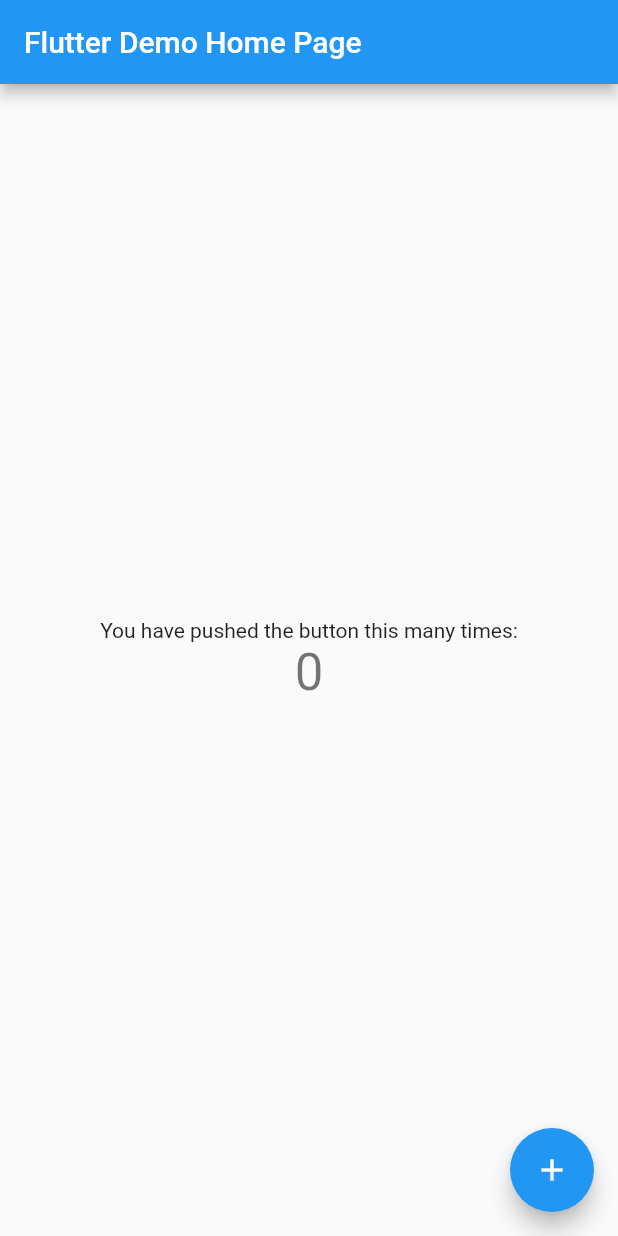
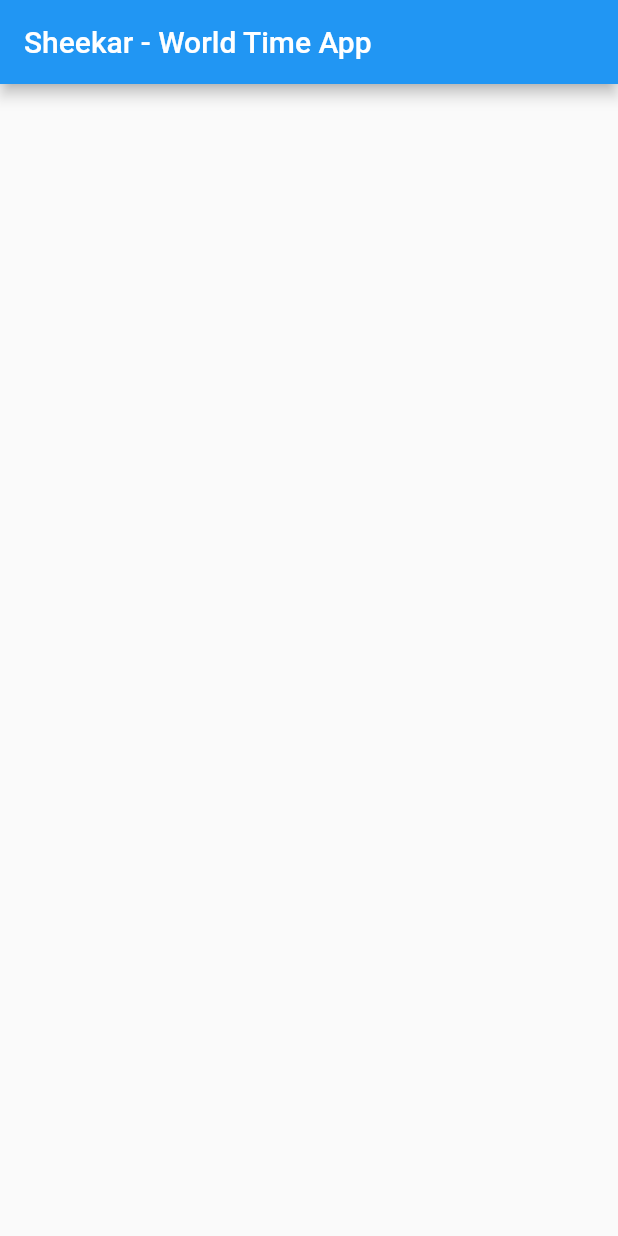
Before and after one commit to ac005sheekar/Flutter-Basic-UI-App, a Flutter app: the screen it shows after launch, on a phone screen of 412 x 824 dp. Run offline on Flutter 3.47's test engine with Material 2 defaults, Android fonts, the phone set to English and light mode, and no system bars.

Commit message:
adding scaffold!

```diff
--- a/lib/main.dart
+++ b/lib/main.dart
@@ -1,115 +1,9 @@
 import 'package:flutter/material.dart';
 
-void main() {
-  runApp(const MyApp());
-}
-
-class MyApp extends StatelessWidget {
-  const MyApp({Key? key}) : super(key: key);
-
-  // This widget is the root of your application.
-  @override
-  Widget build(BuildContext context) {
-    return MaterialApp(
-      title: 'Flutter Demo',
-      theme: ThemeData(
-        // This is the theme of your application.
-        //
-        // Try running your application with "flutter run". You'll see the
-        // application has a blue toolbar. Then, without quitting the app, try
-        // changing the primarySwatch below to Colors.green and then invoke
-        // "hot reload" (press "r" in the console where you ran "flutter run",
-        // or simply save your changes to "hot reload" in a Flutter IDE).
-        // Notice that the counter didn't reset back to zero; the application
-        // is not restarted.
-        primarySwatch: Colors.blue,
-      ),
-      home: const MyHomePage(title: 'Flutter Demo Home Page'),
-    );
-  }
-}
-
-class MyHomePage extends StatefulWidget {
-  const MyHomePage({Key? key, required this.title}) : super(key: key);
-
-  // This widget is the home page of your application. It is stateful, meaning
-  // that it has a State object (defined below) that contains fields that affect
-  // how it looks.
-
-  // This class is the configuration for the state. It holds the values (in this
-  // case the title) provided by the parent (in this case the App widget) and
-  // used by the build method of the State. Fields in a Widget subclass are
-  // always marked "final".
-
-  final String title;
-
-  @override
-  State<MyHomePage> createState() => _MyHomePageState();
-}
-
-class _MyHomePageState extends State<MyHomePage> {
-  int _counter = 0;
-
-  void _incrementCounter() {
-    setState(() {
-      // This call to setState tells the Flutter framework that something has
-      // changed in this State, which causes it to rerun the build method below
-      // so that the display can reflect the updated values. If we changed
-      // _counter without calling setState(), then the build method would not be
-      // called again, and so nothing would appear to happen.
-      _counter++;
-    });
-  }
-
-  @override
-  Widget build(BuildContext context) {
-    // This method is rerun every time setState is called, for instance as done
-    // by the _incrementCounter method above.
-    //
-    // The Flutter framework has been optimized to make rerunning build methods
-    // fast, so that you can just rebuild anything that needs updating rather
-    // than having to individually change instances of widgets.
-    return Scaffold(
-      appBar: AppBar(
-        // Here we take the value from the MyHomePage object that was created by
-        // the App.build method, and use it to set our appbar title.
-        title: Text(widget.title),
-      ),
-      body: Center(
-        // Center is a layout widget. It takes a single child and positions it
-        // in the middle of the parent.
-        child: Column(
-          // Column is also a layout widget. It takes a list of children and
-          // arranges them vertically. By default, it sizes itself to fit its
-          // children horizontally, and tries to be as tall as its parent.
-          //
-          // Invoke "debug painting" (press "p" in the console, choose the
-          // "Toggle Debug Paint" action from the Flutter Inspector in Android
-          // Studio, or the "Toggle Debug Paint" command in Visual Studio Code)
-          // to see the wireframe for each widget.
-          //
-          // Column has various properties to control how it sizes itself and
-          // how it positions its children. Here we use mainAxisAlignment to
-          // center the children vertically; the main axis here is the vertical
-          // axis because Columns are vertical (the cross axis would be
-          // horizontal).
-          mainAxisAlignment: MainAxisAlignment.center,
-          children: <Widget>[
-            const Text(
-              'You have pushed the button this many times:',
-            ),
-            Text(
-              '$_counter',
-              style: Theme.of(context).textTheme.headline4,
-            ),
-          ],
-        ),
-      ),
-      floatingActionButton: FloatingActionButton(
-        onPressed: _incrementCounter,
-        tooltip: 'Increment',
-        child: const Icon(Icons.add),
-      ), // This trailing comma makes auto-formatting nicer for build methods.
-    );
-  }
-}
+void main() => runApp(MaterialApp(
+  home: Scaffold(
+    appBar: AppBar(
+      title: Text("Sheekar - World Time App"),
+    ),
+  ),
+));
```
